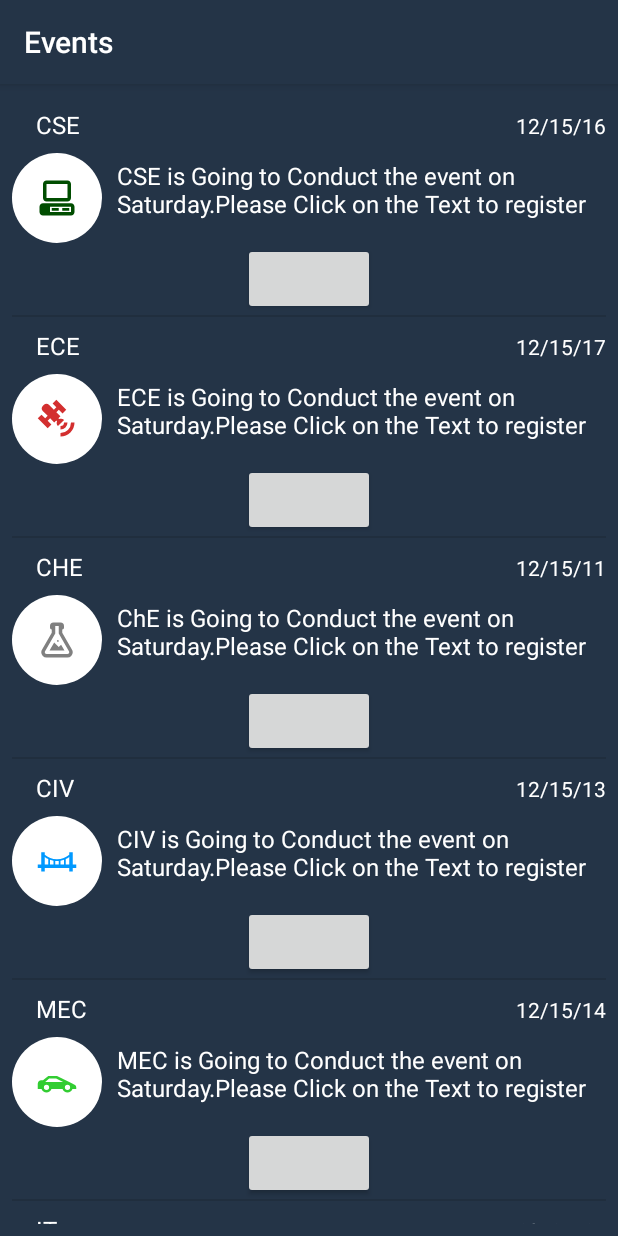
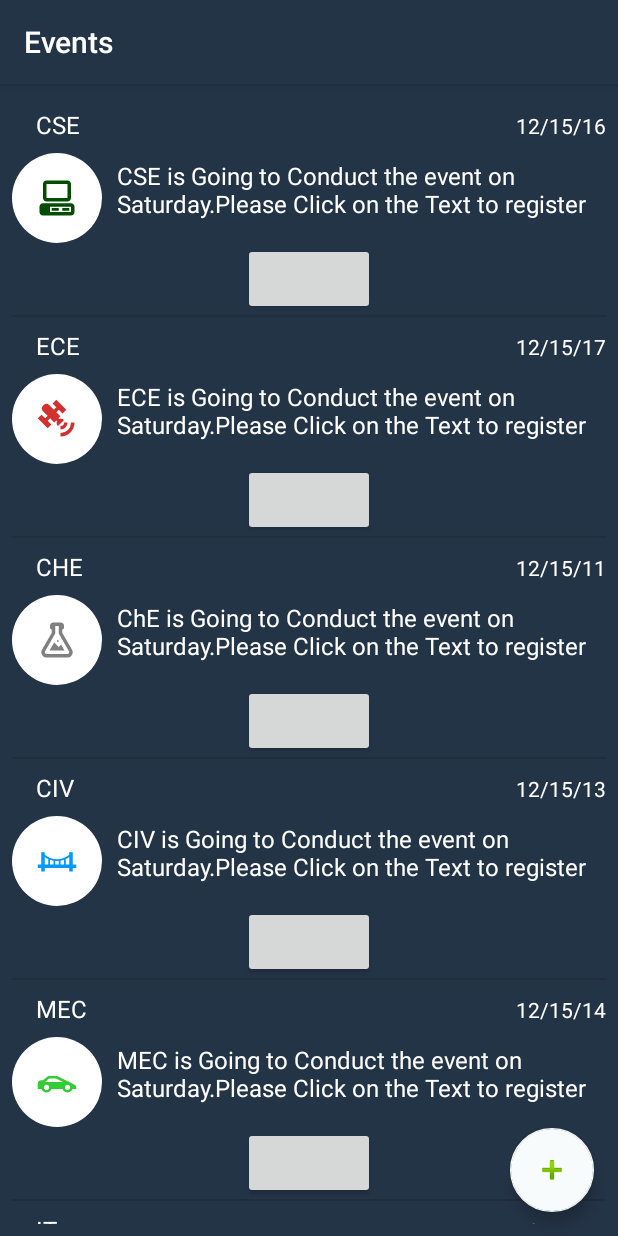
Before and after one commit to chillmonk2/collegeEvents, an Android app: the screen it shows after launch (MainActivity), on a phone screen of 412 x 824 dp. Run offline under Robolectric (Android 15) with nearby library versions, the phone set to English and light mode, and no system bars; libraries missing offline, so code that uses them is left out: com.like; plain views replace LikeButton; Roboto replaces fonts that are not available here; 2 statements that could not run were skipped.

```diff
--- a/app/build.gradle
+++ b/app/build.gradle
@@ -26,4 +26,5 @@ dependencies {
     testImplementation 'junit:junit:4.12'
     androidTestImplementation 'com.android.support.test:runner:1.0.2'
     androidTestImplementation 'com.android.support.test.espresso:espresso-core:3.0.2'
+    implementation 'com.android.support:design:28.0.0'
 }
--- a/app/src/main/res/layout/activity_main.xml
+++ b/app/src/main/res/layout/activity_main.xml
@@ -1,15 +1,34 @@
 <?xml version="1.0" encoding="utf-8"?>
-<LinearLayout xmlns:android="http://schemas.android.com/apk/res/android"
+<RelativeLayout xmlns:android="http://schemas.android.com/apk/res/android"
+    xmlns:app="http://schemas.android.com/apk/res-auto"
     android:orientation="vertical"
     android:layout_width="match_parent"
     android:layout_height="match_parent">
+
+
 
     <ListView
         android:layout_width="match_parent"
         android:layout_height="match_parent"
         android:id="@+id/eventsListView"
         android:padding="8dp"
-        android:background="#243447">
+        android:background="#243447"
+        >
 
     </ListView>
-</LinearLayout>
+
+    <android.support.design.widget.FloatingActionButton
+        android:id="@+id/fab"
+        android:layout_width="wrap_content"
+        android:layout_height="wrap_content"
+        android:layout_alignParentRight="true"
+        android:layout_alignParentBottom="true"
+        android:layout_marginRight="16dp"
+        android:layout_marginBottom="16dp"
+        android:src="@android:drawable/ic_input_add"
+
+        app:backgroundTint="#F8FBFC"
+        app:rippleColor="#E4FFFFFF" />
+
+
+</RelativeLayout>
--- a/app/src/main/res/values/strings.xml
+++ b/app/src/main/res/values/strings.xml
@@ -2,4 +2,7 @@
     <string name="app_name">collegeEvents</string>
     <string name="test_event_desc">This is to inform that Biryani Stall no.5 is
      giving 20 % discount to the early Birds</string>
+    <string name="dialog_message">Send a mail to us to add your Event</string>
+    <string name="dialog_title">Add an Event</string>
+    <string name="event_format">Event Format : Event Organiser, Desc, Date ,External Links or Images </string>
 </resources>
```
Also changed, not shown: app/src/main/java/com/github/chillmonk2/collegeevents/MainActivity.java (+46 -1 lines), app/src/main/res/drawable/love.xml (added, +8 -0 lines), app/src/main/res/drawable/ic_plus_black_18dp.png (added), app/src/main/res/drawable/ic_plus_black_36dp.png (added), app/src/main/res/drawable/ic_plus_white_24dp.png (added), app/src/main/res/drawable/test.jpg (added), 1 other file.
